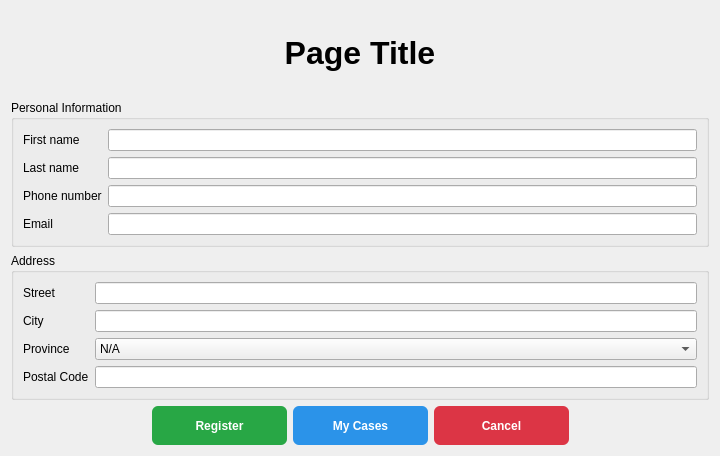
Before: the Qt Designer form SLT_Application/SLT_Application/AssessorForm.ui in amaralBruno27866/SLT_Solution, drawn with Qt 5.
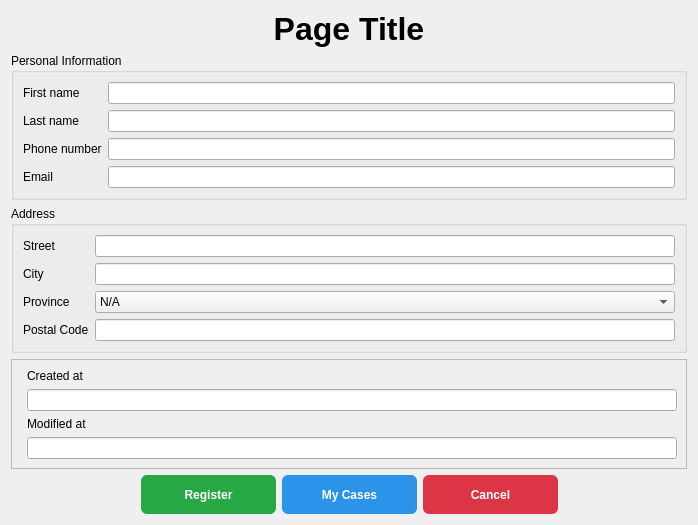
After: the same form once the commit is applied.

Patch:
```diff
--- a/SLT_Application/SLT_Application/AssessorForm.ui
+++ b/SLT_Application/SLT_Application/AssessorForm.ui
@@ -6,8 +6,8 @@
    <rect>
     <x>0</x>
     <y>0</y>
-    <width>720</width>
-    <height>456</height>
+    <width>698</width>
+    <height>470</height>
    </rect>
   </property>
   <property name="sizePolicy">
@@ -302,6 +302,46 @@
      </layout>
     </widget>
    </item>
+   <item>
+    <widget class="QFrame" name="frameCreationModification">
+     <property name="frameShape">
+      <enum>QFrame::Shape::StyledPanel</enum>
+     </property>
+     <property name="frameShadow">
+      <enum>QFrame::Shadow::Raised</enum>
+     </property>
+     <layout class="QFormLayout" name="formLayout_3">
+      <item row="1" column="1">
+       <widget class="QLineEdit" name="createdAtLineEdit">
+        <property name="readOnly">
+         <bool>true</bool>
+        </property>
+       </widget>
+      </item>
+      <item row="2" column="1">
+       <widget class="QLabel" name="ModifiedAtLabel">
+        <property name="text">
+         <string>Modified at</string>
+        </property>
+       </widget>
+      </item>
+      <item row="3" column="1">
+       <widget class="QLineEdit" name="modifiedAtLineEdit">
+        <property name="readOnly">
+         <bool>true</bool>
+        </property>
+       </widget>
+      </item>
+      <item row="0" column="1">
+       <widget class="QLabel" name="CreatedAtLabel">
+        <property name="text">
+         <string>Created at</string>
+        </property>
+       </widget>
+      </item>
+     </layout>
+    </widget>
+   </item>
    <item>
     <layout class="QHBoxLayout" name="btArea">
      <property name="sizeConstraint">
```
